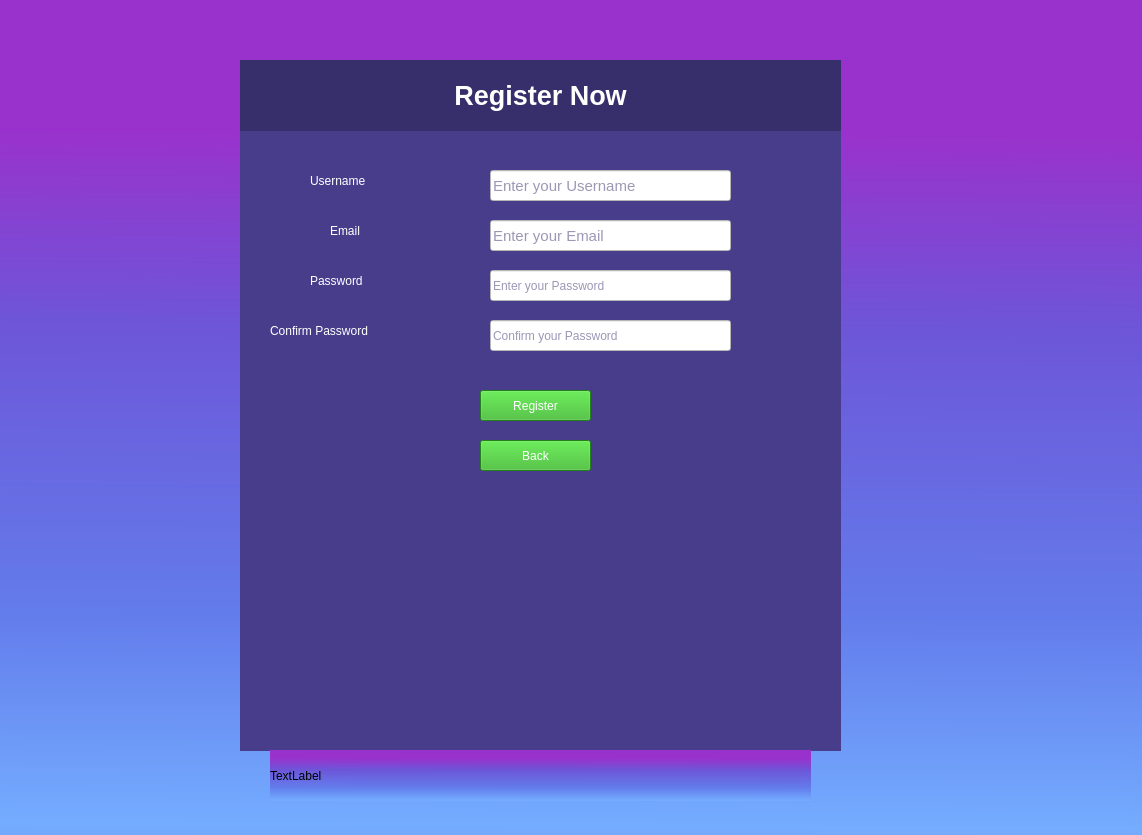
The window that TriviadorGame/TriviadorGame/TriviadorGame.ui (Mihnea11/Triviador) describes before a commit, drawn with Qt 5.
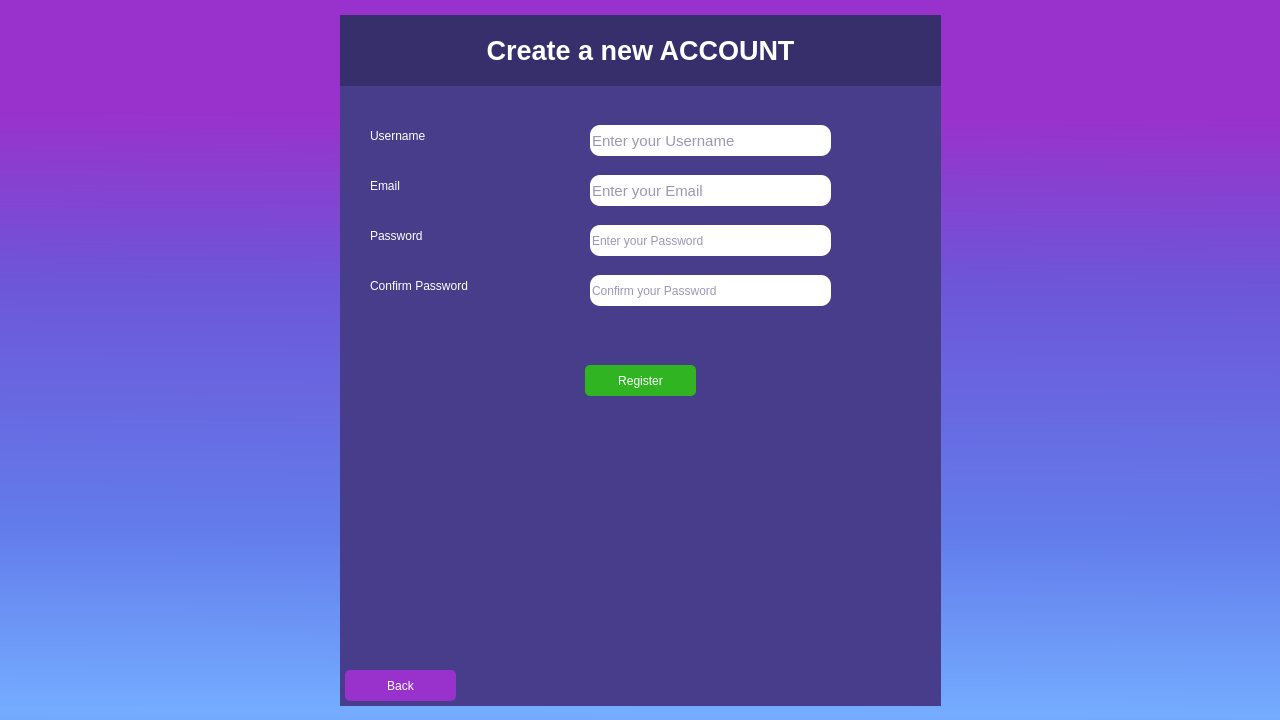
The same window after the commit.

Commit message: Improved GUI, fixed login/register bugs

Patch:
```diff
--- a/TriviadorGame/TriviadorGame/TriviadorGame.ui
+++ b/TriviadorGame/TriviadorGame/TriviadorGame.ui
@@ -6,14 +6,20 @@
    <rect>
     <x>0</x>
     <y>0</y>
-    <width>1142</width>
-    <height>835</height>
+    <width>1280</width>
+    <height>720</height>
    </rect>
   </property>
   <property name="minimumSize">
    <size>
-    <width>900</width>
-    <height>600</height>
+    <width>1280</width>
+    <height>720</height>
+   </size>
+  </property>
+  <property name="maximumSize">
+   <size>
+    <width>1280</width>
+    <height>720</height>
    </size>
   </property>
   <property name="windowTitle">
@@ -26,8 +32,8 @@
    <widget class="QWidget" name="LoginForm" native="true">
     <property name="geometry">
      <rect>
-      <x>330</x>
-      <y>110</y>
+      <x>410</x>
+      <y>70</y>
       <width>461</width>
       <height>581</height>
      </rect>
@@ -48,7 +54,7 @@
       <string notr="true">background-color: rgb(55, 47, 107);</string>
      </property>
      <property name="text">
-      <string>&lt;html&gt;&lt;head/&gt;&lt;body&gt;&lt;p align=&quot;center&quot;&gt;&lt;span style=&quot; font-size:20pt; font-weight:700; color:#ffffff;&quot;&gt;Login into your ACCOUNT&lt;/span&gt;&lt;/p&gt;&lt;/body&gt;&lt;/html&gt;</string>
+      <string>&lt;html&gt;&lt;head/&gt;&lt;body&gt;&lt;p align=&quot;center&quot;&gt;&lt;span style=&quot; font-size:20pt; font-weight:700; color:#ffffff;&quot;&gt;Log into your ACCOUNT&lt;/span&gt;&lt;/p&gt;&lt;/body&gt;&lt;/html&gt;</string>
      </property>
     </widget>
     <widget class="QLineEdit" name="LoginUsernameField">
@@ -75,6 +81,8 @@
       <string notr="true">font: 11pt &quot;Segoe UI&quot;;
 background-color: rgb(255, 255, 255);
 color: rgb(55, 47, 107);
+border: 2px;
+border-radius: 10px;
 </string>
      </property>
      <property name="text">
@@ -96,7 +104,9 @@
      <property name="styleSheet">
       <string notr="true">font: 11pt &quot;Segoe UI&quot;;
 background-color: rgb(255, 255, 255);
-color: rgb(55, 47, 107);</string>
+color: rgb(55, 47, 107);
+border: 2px;
+border-radius: 10px;</string>
      </property>
      <property name="text">
       <string/>
@@ -125,9 +135,10 @@
      </property>
      <property name="styleSheet">
       <string notr="true">color: rgb(255, 255, 255);
-
 font: 700 14pt &quot;Segoe UI&quot;;
 background-color: rgb(48, 180, 33);
+border: 1px;
+border-radius: 5px;
 </string>
      </property>
      <property name="text">
@@ -147,8 +158,11 @@
       </rect>
      </property>
      <property name="styleSheet">
-      <string notr="true">color: rgb(255, 255, 255);
-font: 11pt &quot;Segoe UI&quot;;</string>
+      <string notr="true">background-color: rgb(153, 50, 204);
+color: rgb(255, 255, 255);
+font: 11pt &quot;Segoe UI&quot;;
+border: 1px;
+border-radius: 5px;</string>
      </property>
      <property name="text">
       <string>Register</string>
@@ -208,12 +222,32 @@
       <string>Don't have an account? Register now!</string>
      </property>
     </widget>
+    <widget class="QLabel" name="LoginErrorLabel">
+     <property name="geometry">
+      <rect>
+       <x>8</x>
+       <y>300</y>
+       <width>451</width>
+       <height>81</height>
+      </rect>
+     </property>
+     <property name="styleSheet">
+      <string notr="true">font: 700 16pt &quot;Segoe UI&quot;;
+color: rgb(255, 60, 60);</string>
+     </property>
+     <property name="text">
+      <string/>
+     </property>
+     <property name="alignment">
+      <set>Qt::AlignCenter</set>
+     </property>
+    </widget>
    </widget>
    <widget class="QWidget" name="RegisterForm" native="true">
     <property name="geometry">
      <rect>
-      <x>240</x>
-      <y>60</y>
+      <x>340</x>
+      <y>15</y>
       <width>601</width>
       <height>691</height>
      </rect>
@@ -234,15 +268,15 @@
       <string notr="true">background-color: rgb(55, 47, 107);</string>
      </property>
      <property name="text">
-      <string>&lt;html&gt;&lt;head/&gt;&lt;body&gt;&lt;p align=&quot;center&quot;&gt;&lt;span style=&quot; font-size:20pt; font-weight:700; color:#ffffff;&quot;&gt;Register Now&lt;/span&gt;&lt;/p&gt;&lt;/body&gt;&lt;/html&gt;</string>
+      <string>&lt;html&gt;&lt;head/&gt;&lt;body&gt;&lt;p align=&quot;center&quot;&gt;&lt;span style=&quot; font-size:20pt; font-weight:700; color:#ffffff;&quot;&gt;Create a new ACCOUNT&lt;/span&gt;&lt;/p&gt;&lt;/body&gt;&lt;/html&gt;</string>
      </property>
     </widget>
     <widget class="QLabel" name="RegisterPasswordLabel">
      <property name="geometry">
       <rect>
-       <x>70</x>
+       <x>30</x>
        <y>210</y>
-       <width>111</width>
+       <width>191</width>
        <height>21</height>
       </rect>
      </property>
@@ -258,9 +292,9 @@
     <widget class="QLabel" name="RegisterUsernameLabel">
      <property name="geometry">
       <rect>
-       <x>70</x>
+       <x>30</x>
        <y>110</y>
-       <width>111</width>
+       <width>191</width>
        <height>21</height>
       </rect>
      </property>
@@ -298,7 +332,8 @@
       <string notr="true">font: 11pt &quot;Segoe UI&quot;;
 background-color: rgb(255, 255, 255);
 color: rgb(55, 47, 107);
-</string>
+border: 2px;
+border-radius: 10px;</string>
      </property>
      <property name="text">
       <string/>
@@ -319,7 +354,9 @@
      <property name="styleSheet">
       <string notr="true">font: 11pt &quot;Segoe UI&quot;;
 background-color: rgb(255, 255, 255);
-color: rgb(55, 47, 107);</string>
+color: rgb(55, 47, 107);
+border: 2px;
+border-radius: 10px;</string>
      </property>
      <property name="text">
       <string/>
@@ -352,9 +389,9 @@
     <widget class="QLabel" name="RegisterEmailLabel">
      <property name="geometry">
       <rect>
-       <x>90</x>
+       <x>30</x>
        <y>160</y>
-       <width>111</width>
+       <width>191</width>
        <height>21</height>
       </rect>
      </property>
@@ -395,7 +432,8 @@
       <string notr="true">font: 11pt &quot;Segoe UI&quot;;
 background-color: rgb(255, 255, 255);
 color: rgb(55, 47, 107);
-</string>
+border: 2px;
+border-radius: 10px;</string>
      </property>
      <property name="text">
       <string/>
@@ -416,7 +454,9 @@
      <property name="styleSheet">
       <string notr="true">font: 11pt &quot;Segoe UI&quot;;
 background-color: rgb(255, 255, 255);
-color: rgb(55, 47, 107);</string>
+color: rgb(55, 47, 107);
+border: 2px;
+border-radius: 10px;</string>
      </property>
      <property name="text">
       <string/>
@@ -431,8 +471,8 @@
     <widget class="QPushButton" name="RegisterButton">
      <property name="geometry">
       <rect>
-       <x>240</x>
-       <y>330</y>
+       <x>245</x>
+       <y>350</y>
        <width>111</width>
        <height>31</height>
       </rect>
@@ -441,6 +481,8 @@
       <string notr="true">background-color: rgb(48, 180, 33);
 color: rgb(255, 255, 255);
 font: 700 14pt &quot;Segoe UI&quot;;
+border: 1px;
+border-radius: 5px;
 </string>
      </property>
      <property name="text">
@@ -450,35 +492,65 @@
     <widget class="QPushButton" name="RegisterBackButton">
      <property name="geometry">
       <rect>
-       <x>240</x>
-       <y>380</y>
+       <x>5</x>
+       <y>655</y>
        <width>111</width>
        <height>31</height>
       </rect>
      </property>
      <property name="styleSheet">
-      <string notr="true">background-color: rgb(48, 180, 33);
+      <string notr="true">background-color: rgb(153, 50, 204);
 color: rgb(255, 255, 255);
 font: 700 14pt &quot;Segoe UI&quot;;
+border: 1px;
+border-radius: 5px;
 </string>
      </property>
      <property name="text">
       <string>Back</string>
      </property>
+     <property name="autoDefault">
+      <bool>false</bool>
+     </property>
+     <property name="default">
+      <bool>false</bool>
+     </property>
+     <property name="flat">
+      <bool>false</bool>
+     </property>
     </widget>
-   </widget>
-   <widget class="QLabel" name="ErrorLabel">
-    <property name="geometry">
-     <rect>
-      <x>270</x>
-      <y>750</y>
-      <width>541</width>
-      <height>51</height>
-     </rect>
-    </property>
-    <property name="text">
-     <string>TextLabel</string>
-    </property>
+    <widget class="QLabel" name="RegisterErrorLabel">
+     <property name="geometry">
+      <rect>
+       <x>0</x>
+       <y>400</y>
+       <width>591</width>
+       <height>241</height>
+      </rect>
+     </property>
+     <property name="styleSheet">
+      <string notr="true">font: 700 16pt &quot;Segoe UI&quot;;
+color: rgb(255, 60, 60);</string>
+     </property>
+     <property name="text">
+      <string/>
+     </property>
+     <property name="alignment">
+      <set>Qt::AlignCenter</set>
+     </property>
+    </widget>
+    <zorder>RegisterPasswordLabel</zorder>
+    <zorder>RegisterUsernameLabel</zorder>
+    <zorder>RegisterUsernameField</zorder>
+    <zorder>RegisterPasswordField</zorder>
+    <zorder>RegisterConfirmpasswordLabel</zorder>
+    <zorder>RegisterEmailLabel</zorder>
+    <zorder>RegisterEmailField</zorder>
+    <zorder>RegisterConfirmPassword</zorder>
+    <zorder>RegisterButton</zorder>
+    <zorder>RegisterBackButton</zorder>
+    <zorder>RegisterTitle</zorder>
+    <zorder>RegisterErrorLabel</zorder>
    </widget>
   </widget>
  </widget>
```
The commit also changes 2 other files.
